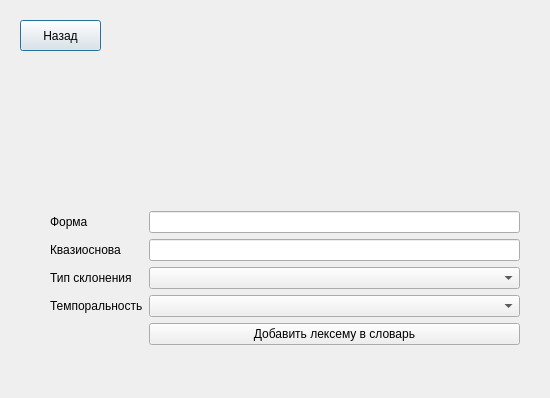
Qt form temporal_editor/editwindow.ui (rock-n-shrimproll/temporalEditor) before a commit.
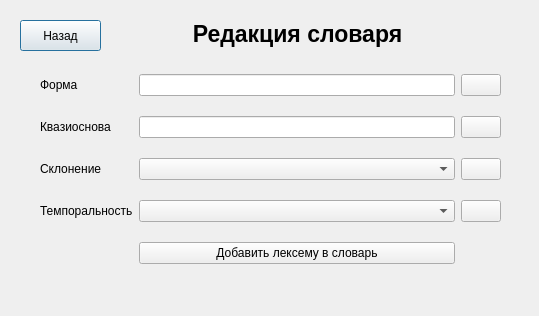
The same form after that commit. Icons and pictures are not drawn.

```diff
--- a/temporal_editor/editwindow.ui
+++ b/temporal_editor/editwindow.ui
@@ -6,8 +6,8 @@
    <rect>
     <x>0</x>
     <y>0</y>
-    <width>550</width>
-    <height>398</height>
+    <width>539</width>
+    <height>316</height>
    </rect>
   </property>
   <property name="windowTitle">
@@ -29,132 +29,113 @@
   <widget class="QWidget" name="gridLayoutWidget">
    <property name="geometry">
     <rect>
-     <x>50</x>
+     <x>40</x>
      <y>60</y>
-     <width>483</width>
-     <height>285</height>
+     <width>461</width>
+     <height>221</height>
     </rect>
    </property>
    <layout class="QGridLayout" name="gridLayout">
-    <item row="1" column="0">
-     <widget class="QLabel" name="labelTitle">
-      <property name="text">
-       <string/>
-      </property>
-     </widget>
-    </item>
-    <item row="2" column="3">
-     <widget class="QLabel" name="label_qmff">
-      <property name="layoutDirection">
-       <enum>Qt::LeftToRight</enum>
-      </property>
-      <property name="text">
-       <string/>
-      </property>
-      <property name="pixmap">
-       <pixmap>qm.png</pixmap>
-      </property>
-      <property name="alignment">
-       <set>Qt::AlignBottom|Qt::AlignLeading|Qt::AlignLeft</set>
-      </property>
-     </widget>
-    </item>
-    <item row="5" column="3">
-     <widget class="QLabel" name="label_qmtemp">
-      <property name="text">
-       <string/>
-      </property>
-      <property name="pixmap">
-       <pixmap>qm.png</pixmap>
-      </property>
-     </widget>
-    </item>
-    <item row="3" column="2">
-     <widget class="QLineEdit" name="lineEditQuasibase"/>
-    </item>
     <item row="2" column="2">
+     <widget class="QLineEdit" name="lineEditQuasibase"/>
+    </item>
+    <item row="1" column="2">
      <widget class="QLineEdit" name="lineEditFirstform"/>
     </item>
-    <item row="4" column="2">
+    <item row="1" column="3">
+     <widget class="QPushButton" name="pushButton_qmff">
+      <property name="text">
+       <string/>
+      </property>
+     </widget>
+    </item>
+    <item row="3" column="3">
+     <widget class="QPushButton" name="pushButton_qmdt">
+      <property name="text">
+       <string/>
+      </property>
+     </widget>
+    </item>
+    <item row="4" column="3">
+     <widget class="QPushButton" name="pushButton_qmtemp">
+      <property name="text">
+       <string/>
+      </property>
+     </widget>
+    </item>
+    <item row="3" column="2">
      <widget class="QComboBox" name="comboBoxDeclension"/>
     </item>
-    <item row="3" column="0">
+    <item row="2" column="0">
      <widget class="QLabel" name="label_quazibase">
       <property name="text">
        <string>Квазиоснова</string>
       </property>
      </widget>
     </item>
-    <item row="1" column="2">
-     <widget class="QLabel" name="label_current_dictionary">
-      <property name="font">
-       <font>
-        <pointsize>17</pointsize>
-        <weight>75</weight>
-        <bold>true</bold>
-       </font>
-      </property>
+    <item row="2" column="3">
+     <widget class="QPushButton" name="pushButton_qmqb">
       <property name="text">
        <string/>
       </property>
-      <property name="alignment">
-       <set>Qt::AlignCenter</set>
-      </property>
      </widget>
     </item>
-    <item row="4" column="3">
-     <widget class="QLabel" name="label_qmdt">
-      <property name="text">
-       <string/>
-      </property>
-      <property name="pixmap">
-       <pixmap>qm.png</pixmap>
-      </property>
-     </widget>
-    </item>
-    <item row="3" column="3">
-     <widget class="QLabel" name="label_qmqb">
-      <property name="text">
-       <string/>
-      </property>
-      <property name="pixmap">
-       <pixmap>qm.png</pixmap>
-      </property>
-     </widget>
-    </item>
-    <item row="6" column="2">
+    <item row="5" column="2">
      <widget class="QPushButton" name="pushButtonAddToDict">
       <property name="text">
        <string>Добавить лексему в словарь</string>
       </property>
      </widget>
     </item>
-    <item row="4" column="0">
+    <item row="3" column="0">
      <widget class="QLabel" name="label_declension_type">
       <property name="text">
-       <string>Тип склонения</string>
+       <string>Склонение</string>
       </property>
      </widget>
     </item>
-    <item row="5" column="0">
+    <item row="4" column="2">
+     <widget class="QComboBox" name="comboBoxTemporality"/>
+    </item>
+    <item row="4" column="0">
      <widget class="QLabel" name="label_temporality">
       <property name="text">
        <string>Темпоральность</string>
       </property>
      </widget>
     </item>
-    <item row="2" column="0">
+    <item row="1" column="0">
      <widget class="QLabel" name="label_first_form">
       <property name="text">
        <string>Форма</string>
       </property>
      </widget>
     </item>
-    <item row="5" column="2">
-     <widget class="QComboBox" name="comboBoxTemporality"/>
-    </item>
    </layout>
   </widget>
+  <widget class="QLabel" name="label_current_dictionary">
+   <property name="geometry">
+    <rect>
+     <x>170</x>
+     <y>20</y>
+     <width>255</width>
+     <height>28</height>
+    </rect>
+   </property>
+   <property name="font">
+    <font>
+     <pointsize>17</pointsize>
+     <weight>75</weight>
+     <bold>true</bold>
+    </font>
+   </property>
+   <property name="text">
+    <string>Редакция словаря</string>
+   </property>
+   <property name="alignment">
+    <set>Qt::AlignCenter</set>
+   </property>
+  </widget>
  </widget>
  <resources/>
  <connections/>
```
